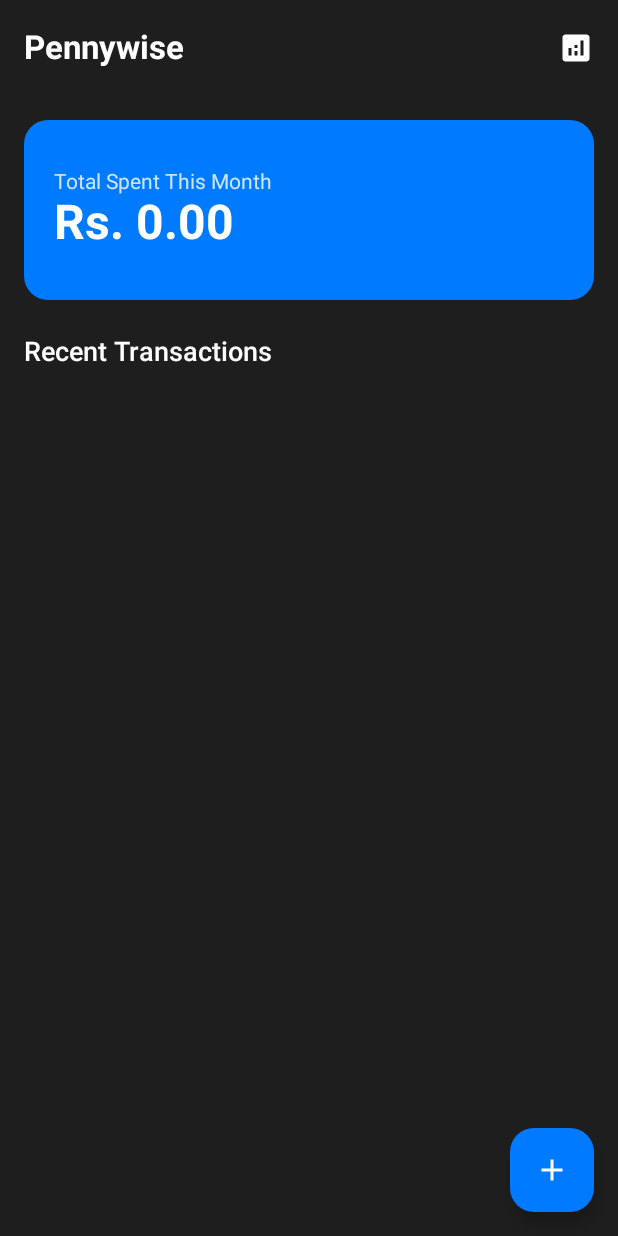
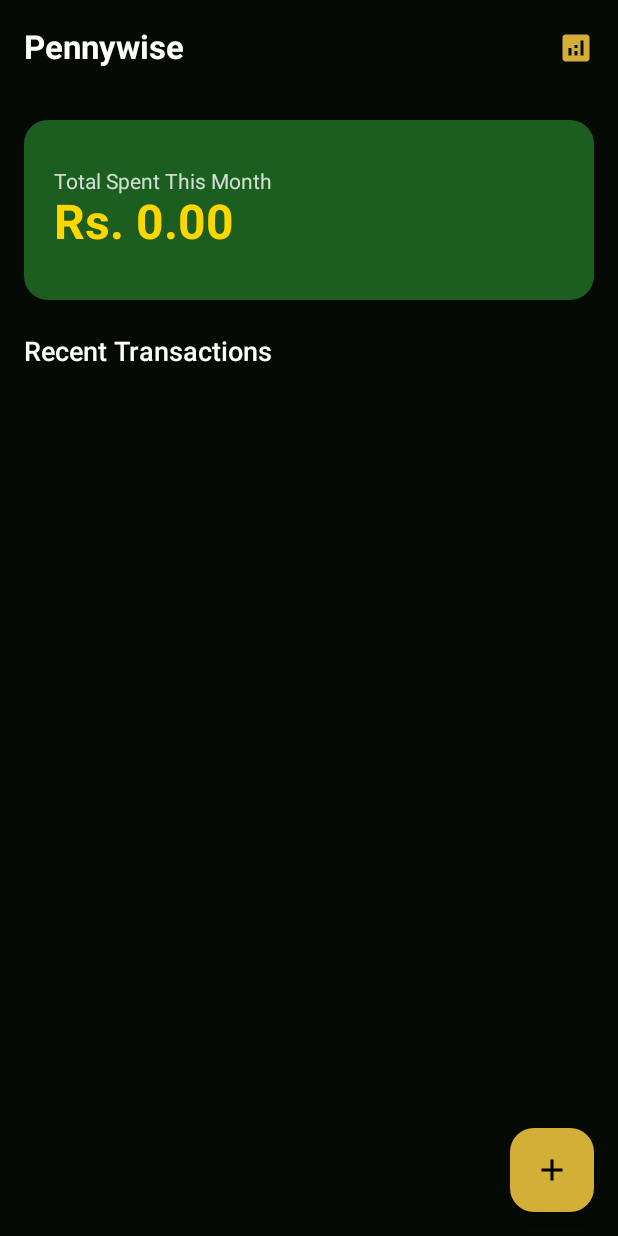
Before and after one commit to playwise1/Pennywise, an Android app built with Jetpack Compose: the screen it shows after launch (MainActivity), on a phone screen of 412 x 824 dp. Run offline under Robolectric (Android 15) with nearby library versions, the phone set to English and light mode, and no system bars; our stand-ins replace Room's generated code.

Commit message:
UI Polished: Applied high-contrast Forest & Gold theme with distinct chart colors.

```diff
--- a/app/src/main/java/com/example/pennywise/ui/screens/DashboardScreen.kt
+++ b/app/src/main/java/com/example/pennywise/ui/screens/DashboardScreen.kt
@@ -33,28 +33,30 @@ fun DashboardScreen(
     var showDialog by remember { mutableStateOf(false) }
     var expenseToDelete by remember { mutableStateOf<Expense?>(null) }
 
-    val darkBackground = Color(0xFF1E1E1E)
-    val cardBlue = Color(0xFF007BFF)
-    val textWhite = Color.White
+    val deepForestBlack = Color(0xFF050A05)
+    val darkGreen = Color(0xFF1B5E20)
+    val metallicGold = Color(0xFFD4AF37)
+    val brightGold = Color(0xFFFFD700)
+    val cardBackground = Color(0xFF0F140F)
 
     Scaffold(
-        containerColor = darkBackground,
+        containerColor = deepForestBlack,
         topBar = {
             TopAppBar(
-                title = { Text("Pennywise", color = textWhite, fontWeight = FontWeight.Bold) },
+                title = { Text("Pennywise", color = Color.White, fontWeight = FontWeight.Bold) },
                 actions = {
                     IconButton(onClick = onNavigateToStats) {
-                        Icon(Icons.Default.Analytics, contentDescription = "Analysis", tint = textWhite)
+                        Icon(Icons.Default.Analytics, contentDescription = "Analysis", tint = metallicGold)
                     }
                 },
-                colors = TopAppBarDefaults.topAppBarColors(containerColor = darkBackground)
+                colors = TopAppBarDefaults.topAppBarColors(containerColor = deepForestBlack)
             )
         },
         floatingActionButton = {
             FloatingActionButton(
                 onClick = { showDialog = true },
-                containerColor = cardBlue,
-                contentColor = Color.White
+                containerColor = metallicGold,
+                contentColor = Color.Black
             ) {
                 Icon(Icons.Default.Add, contentDescription = "Add Expense")
             }
@@ -107,7 +109,7 @@ fun DashboardScreen(
                     .fillMaxWidth()
                     .height(120.dp),
                 shape = RoundedCornerShape(16.dp),
-                colors = CardDefaults.cardColors(containerColor = cardBlue)
+                colors = CardDefaults.cardColors(containerColor = darkGreen)
             ) {
                 Column(
                     modifier = Modifier
@@ -115,14 +117,14 @@ fun DashboardScreen(
                         .padding(20.dp),
                     verticalArrangement = Arrangement.Center
                 ) {
-                    Text(text = "Total Spent This Month", color = textWhite.copy(alpha = 0.8f))
+                    Text(text = "Total Spent This Month", color = Color.White.copy(alpha = 0.8f))
                     val formattedTotal = String.format(Locale.getDefault(), "%.2f", totalSpent ?: 0.0)
-                    Text(text = "Rs. $formattedTotal", color = textWhite, fontSize = 32.sp, fontWeight = FontWeight.Bold)
+                    Text(text = "Rs. $formattedTotal", color = brightGold, fontSize = 32.sp, fontWeight = FontWeight.Bold)
                 }
             }
 
             Spacer(modifier = Modifier.height(24.dp))
-            Text("Recent Transactions", color = textWhite, fontSize = 18.sp, fontWeight = FontWeight.SemiBold)
+            Text("Recent Transactions", color = Color.White, fontSize = 18.sp, fontWeight = FontWeight.SemiBold)
             Spacer(modifier = Modifier.height(16.dp))
 
             // List
@@ -148,11 +150,13 @@ fun ExpenseItem(expense: Expense, onDeleteClick: () -> Unit) {
     }
 
     val formattedDate = SimpleDateFormat("EEE MMM dd yyyy, h:mm a", Locale.getDefault()).format(Date(expense.timestamp))
+    val cardBackground = Color(0xFF0F140F)
+    val brightGold = Color(0xFFFFD700)
 
     Card(
         modifier = Modifier.fillMaxWidth(),
         shape = RoundedCornerShape(12.dp),
-        colors = CardDefaults.cardColors(containerColor = Color(0xFF2A2A2A))
+        colors = CardDefaults.cardColors(containerColor = cardBackground)
     ) {
         Row(
             modifier = Modifier.padding(16.dp),
@@ -164,7 +168,7 @@ fun ExpenseItem(expense: Expense, onDeleteClick: () -> Unit) {
                 Text(expense.merchant, fontWeight = FontWeight.Bold, color = Color.White)
                 Text(formattedDate, color = Color.White.copy(alpha = 0.7f), fontSize = 12.sp)
             }
-            Text("Rs. ${String.format(Locale.getDefault(), "%.2f", expense.amount)}", fontWeight = FontWeight.Bold, color = Color.White)
+            Text("Rs. ${String.format(Locale.getDefault(), "%.2f", expense.amount)}", fontWeight = FontWeight.Bold, color = brightGold)
             IconButton(onClick = onDeleteClick) {
                 Icon(Icons.Default.Delete, contentDescription = "Delete", tint = Color.Gray)
             }
--- a/app/src/main/res/mipmap-anydpi-v26/ic_launcher.xml
+++ b/app/src/main/res/mipmap-anydpi-v26/ic_launcher.xml
@@ -1,5 +1,5 @@
 <?xml version="1.0" encoding="utf-8"?>
 <adaptive-icon xmlns:android="http://schemas.android.com/apk/res/android">
     <background android:drawable="@drawable/ic_launcher_background"/>
-    <foreground android:drawable="@drawable/ic_launcher_foreground"/>
+    <foreground android:drawable="@mipmap/ic_launcher_foreground"/>
 </adaptive-icon>
--- a/app/src/main/res/mipmap-anydpi-v26/ic_launcher_round.xml
+++ b/app/src/main/res/mipmap-anydpi-v26/ic_launcher_round.xml
@@ -1,5 +1,5 @@
 <?xml version="1.0" encoding="utf-8"?>
 <adaptive-icon xmlns:android="http://schemas.android.com/apk/res/android">
     <background android:drawable="@drawable/ic_launcher_background"/>
-    <foreground android:drawable="@drawable/ic_launcher_foreground"/>
+    <foreground android:drawable="@mipmap/ic_launcher_foreground"/>
 </adaptive-icon>
```
Also changed, not shown: app/src/main/java/com/example/pennywise/ui/screens/StatsScreen.kt (+16 -11 lines), app/src/main/ic_launcher-playstore.png, app/src/main/res/mipmap-hdpi/ic_launcher.webp, app/src/main/res/mipmap-hdpi/ic_launcher_foreground.webp (added), app/src/main/res/mipmap-hdpi/ic_launcher_round.webp, app/src/main/res/mipmap-mdpi/ic_launcher.webp, app/src/main/res/mipmap-mdpi/ic_launcher_foreground.webp (added), app/src/main/res/mipmap-mdpi/ic_launcher_round.webp, app/src/main/res/mipmap-xhdpi/ic_launcher.webp, app/src/main/res/mipmap-xhdpi/ic_launcher_foreground.webp (added), app/src/main/res/mipmap-xhdpi/ic_launcher_round.webp, app/src/main/res/mipmap-xxhdpi/ic_launcher.webp, app/src/main/res/mipmap-xxhdpi/ic_launcher_foreground.webp (added), app/src/main/res/mipmap-xxhdpi/ic_launcher_round.webp, 3 more files.
